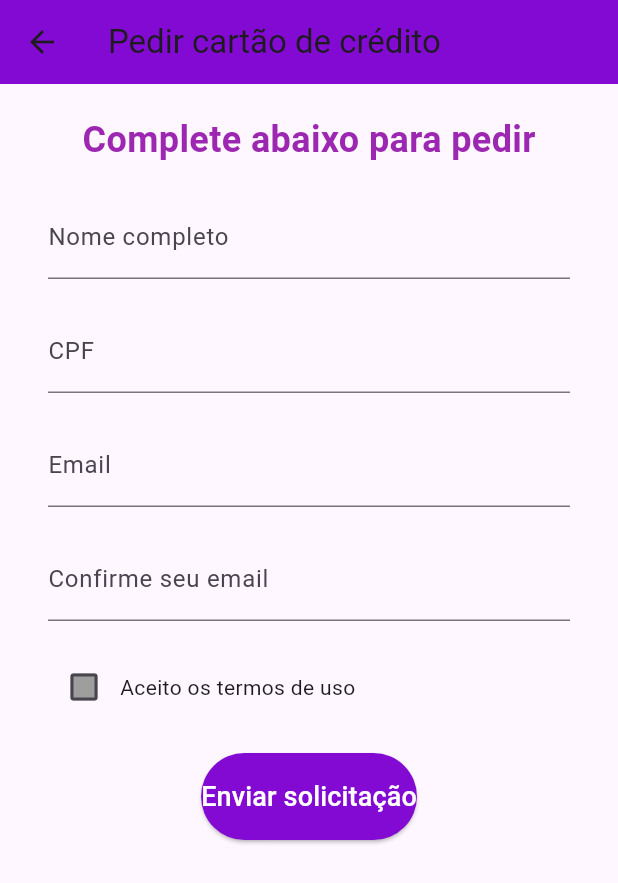
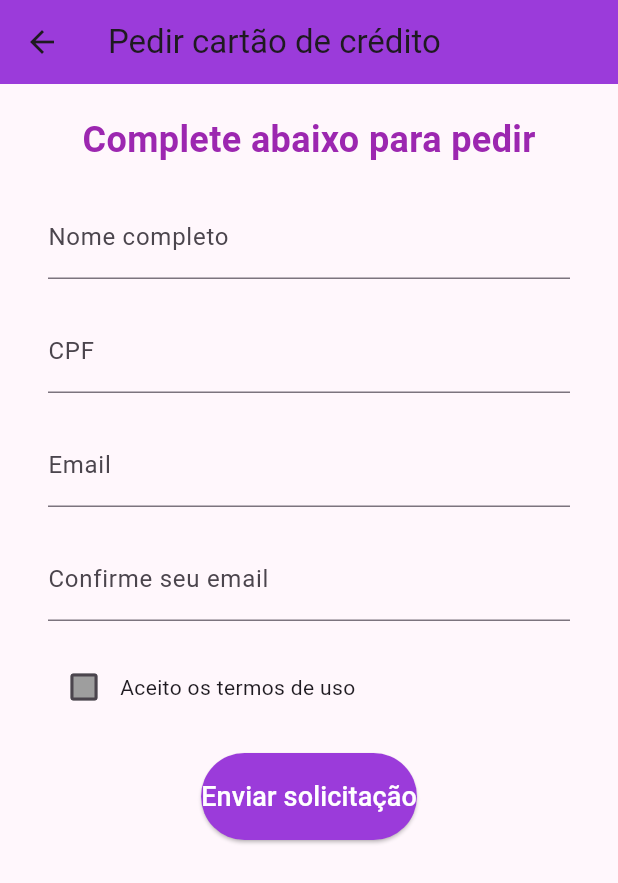
Before and after one commit to GuiLSDias/Nubank-Flutter, a Flutter app: the screen it shows after launch, after a tap on "Pedir cartão", on a phone screen of 412 x 824 dp. Shown: the top 883 px of the screen. Run offline on Flutter 3.47's test engine with Material 3 defaults, Android fonts, the phone set to English and light mode, and no system bars; our stand-ins replace flutter_colorpicker, get, material_design_icons_flutter, shared_preferences.

Commit message:
Test ThemeData

```diff
--- /dev/null
+++ b/lib/controllers/theme_controller.dart
@@ -0,0 +1,54 @@
+import 'package:flutter/material.dart';
+import 'package:shared_preferences/shared_preferences.dart';
+
+class ThemeController {
+  static final ValueNotifier<ThemeData> themeNotifier = ValueNotifier(
+    _defaultTheme,
+  );
+
+  static const _primaryKey = 'primaryColor';
+  static const _secondaryKey = 'secondaryColor';
+
+  static Color _defaultPrimary = const Color.fromRGBO(155, 59, 218, 1);
+  static Color _defaultSecondary = const Color.fromRGBO(240, 241, 245, 1);
+
+  static ThemeData get _defaultTheme => ThemeData(
+    primaryColor: _defaultPrimary,
+    colorScheme: ColorScheme.fromSeed(
+      seedColor: _defaultPrimary,
+      secondary: _defaultSecondary,
+    ),
+    useMaterial3: true,
+  );
+
+  static Future<void> loadTheme() async {
+    final prefs = await SharedPreferences.getInstance();
+    final primaryValue = prefs.getInt(_primaryKey);
+    final secondaryValue = prefs.getInt(_secondaryKey);
+
+    final primaryColor =
+        primaryValue != null ? Color(primaryValue) : _defaultPrimary;
+    final secondaryColor =
+        secondaryValue != null ? Color(secondaryValue) : _defaultSecondary;
+
+    _updateTheme(primaryColor, secondaryColor);
+  }
+
+  static void updateColors(Color primary, Color secondary) async {
+    final prefs = await SharedPreferences.getInstance();
+    await prefs.setInt(_primaryKey, primary.value);
+    await prefs.setInt(_secondaryKey, secondary.value);
+    _updateTheme(primary, secondary);
+  }
+
+  static void _updateTheme(Color primary, Color secondary) {
+    themeNotifier.value = ThemeData(
+      primaryColor: primary,
+      colorScheme: ColorScheme.fromSeed(
+        seedColor: primary,
+        secondary: secondary,
+      ),
+      useMaterial3: true,
+    );
+  }
+}
--- a/lib/main.dart
+++ b/lib/main.dart
@@ -1,7 +1,10 @@
 import 'package:flutter/material.dart';
+import 'package:nubank/controllers/theme_controller.dart';
 import 'package:nubank/pages/home/home_page.dart';
 
-void main() {
+void main() async {
+  WidgetsFlutterBinding.ensureInitialized();
+  await ThemeController.loadTheme();
   runApp(const MyApp());
 }
 
@@ -11,10 +14,15 @@ class MyApp extends StatelessWidget {
   // This widget is the root of your application.
   @override
   Widget build(BuildContext context) {
-    return MaterialApp(
-      title: 'Nubank',
-      theme: ThemeData(primarySwatch: Colors.deepPurple),
-      home: const HomePage(),
+    return ValueListenableBuilder<ThemeData>(
+      valueListenable: ThemeController.themeNotifier,
+      builder: (context, theme, _) {
+        return MaterialApp(
+          title: 'Nubank',
+          theme: theme,
+          home: const HomePage(),
+        );
+      },
     );
   }
 }
--- a/lib/pages/home/account/account.dart
+++ b/lib/pages/home/account/account.dart
@@ -2,6 +2,7 @@ import 'package:flutter/material.dart';
 import 'package:get/get_state_manager/src/simple/get_state.dart';
 import 'package:material_design_icons_flutter/material_design_icons_flutter.dart';
 import 'package:nubank/controllers/controller_home_page.dart';
+import 'package:nubank/utils/colors_standard.dart';
 
 class AccountNubank extends StatefulWidget {
   const AccountNubank({super.key});
@@ -47,7 +48,7 @@ class _AccountNubankState extends State<AccountNubank> {
             ? Container(
               width: 80, // ajuste conforme o tamanho do saldo
               height: 24,
-              color: Colors.grey[400],
+              color: greyColor,
             )
             : Text(
               controller.saldo,
--- a/lib/pages/home/creditsCard/apply_credit_card_screen.dart
+++ b/lib/pages/home/creditsCard/apply_credit_card_screen.dart
@@ -1,5 +1,6 @@
 import 'package:flutter/material.dart';
-import 'package:nubank/utils/colors_standard.dart';
+import 'package:nubank/pages/home/model/ConfigurationAccount.dart';
+//import 'package:nubank/utils/colors_standard.dart';
 
 class ApplyCreditCardScreen extends StatefulWidget {
   const ApplyCreditCardScreen({super.key});
--- a/lib/pages/home/creditsCard/request_credit_card.dart
+++ b/lib/pages/home/creditsCard/request_credit_card.dart
@@ -2,6 +2,7 @@ import 'package:flutter/material.dart';
 import 'package:material_design_icons_flutter/material_design_icons_flutter.dart';
 import 'package:nubank/pages/home/creditsCard/apply_credit_card_screen.dart';
 import 'package:nubank/utils/colors_standard.dart';
+import 'package:nubank/pages/home/model/ConfigurationAccount.dart';
 
 class RequestCreditCard extends StatefulWidget {
   const RequestCreditCard({super.key});
--- a/lib/pages/home/home_page.dart
+++ b/lib/pages/home/home_page.dart
@@ -3,9 +3,11 @@ import 'package:flutter/services.dart';
 import 'package:nubank/pages/home/account/account.dart';
 import 'package:nubank/pages/home/creditsCard/my_credit_card.dart';
 import 'package:nubank/pages/home/creditsCard/request_credit_card.dart';
+import 'package:nubank/pages/home/model/ConfigurationAccount.dart';
 import 'package:nubank/pages/home/model/header.dart';
 import 'package:nubank/pages/home/more/find_out_more_page.dart';
 import 'package:nubank/pages/home/notification/notification_page.dart';
+import 'package:nubank/utils/colors_standard.dart';
 
 import 'actions/menu_itens.dart';
 
@@ -24,7 +26,7 @@ class _HomePageState extends State<HomePage> {
       appBar: _appBar(),
       body: SingleChildScrollView(
         child: Container(
-          color: Colors.white,
+          color: secondaryColor,
           child: Column(
             children: const [
               Header(),
--- a/lib/pages/home/model/header.dart
+++ b/lib/pages/home/model/header.dart
@@ -4,6 +4,7 @@ import 'package:material_design_icons_flutter/material_design_icons_flutter.dart
 import 'package:nubank/controllers/controller_home_page.dart';
 import 'package:nubank/pages/home/model/ConfigurationAccount.dart';
 import 'package:nubank/utils/colors_standard.dart';
+import 'package:nubank/pages/home/model/ConfigurationAccount.dart';
 
 class Header extends StatefulWidget {
   const Header({super.key});
@@ -38,7 +39,7 @@ class _HeaderState extends State<Header> {
         margin: const EdgeInsets.only(left: 20, top: 45),
         decoration: BoxDecoration(
           borderRadius: BorderRadius.circular(80),
-          color: secondaryColor,
+          color: backgroundColor,
         ),
         child: IconButton(
           onPressed: () {},
--- a/lib/pages/home/more/find_out_more_page.dart
+++ b/lib/pages/home/more/find_out_more_page.dart
@@ -1,4 +1,5 @@
 import 'package:flutter/material.dart';
+import 'package:nubank/pages/home/model/ConfigurationAccount.dart';
 
 class FindOutMorePage extends StatefulWidget {
   const FindOutMorePage({super.key});
@@ -86,7 +87,7 @@ class _FindOutMorePageState extends State<FindOutMorePage> {
           Container(
             padding: const EdgeInsets.symmetric(horizontal: 16, vertical: 8),
             decoration: BoxDecoration(
-              color: Color(0xFF8A05BE), // cor roxa
+              color: backgroundColor, // cor roxa
               borderRadius: BorderRadius.circular(40),
             ),
             child: const Text(
@@ -142,7 +143,7 @@ class _FindOutMorePageState extends State<FindOutMorePage> {
           Container(
             padding: const EdgeInsets.symmetric(horizontal: 16, vertical: 8),
             decoration: BoxDecoration(
-              color: Color(0xFF8A05BE), // cor roxa
+              color: backgroundColor, // cor roxa
               borderRadius: BorderRadius.circular(40),
             ),
             child: const Text(
--- a/lib/pages/home/notification/notification_page.dart
+++ b/lib/pages/home/notification/notification_page.dart
@@ -1,6 +1,7 @@
 import 'package:flutter/material.dart';
 import 'package:flutter/rendering.dart';
 import 'package:nubank/utils/colors_standard.dart';
+import 'package:nubank/pages/home/model/ConfigurationAccount.dart';
 
 class NotificationsPage extends StatefulWidget {
   const NotificationsPage({super.key});
--- a/lib/utils/colors_standard.dart
+++ b/lib/utils/colors_standard.dart
@@ -1,6 +1,6 @@
 import 'package:flutter/material.dart';
 
-Color secondaryColor = const Color.fromRGBO(155, 59, 218, 1);
+//Color secondaryColor = const Color.fromRGBO(155, 59, 218, 1);
 Color greyColor = const Color.fromRGBO(240, 241, 245, 1);
 Color greyT = const Color.fromARGB(255, 63, 63, 63);
-Color backgroundColor = const Color.fromRGBO(131, 10, 210, 1);
+//Color backgroundColor = const Color.fromRGBO(131, 10, 210, 1);
```
Also changed, not shown: lib/controllers/themeNotifier.dart (added, +19 -0 lines), lib/pages/home/model/ConfigurationAccount.dart (+59 -16 lines).
